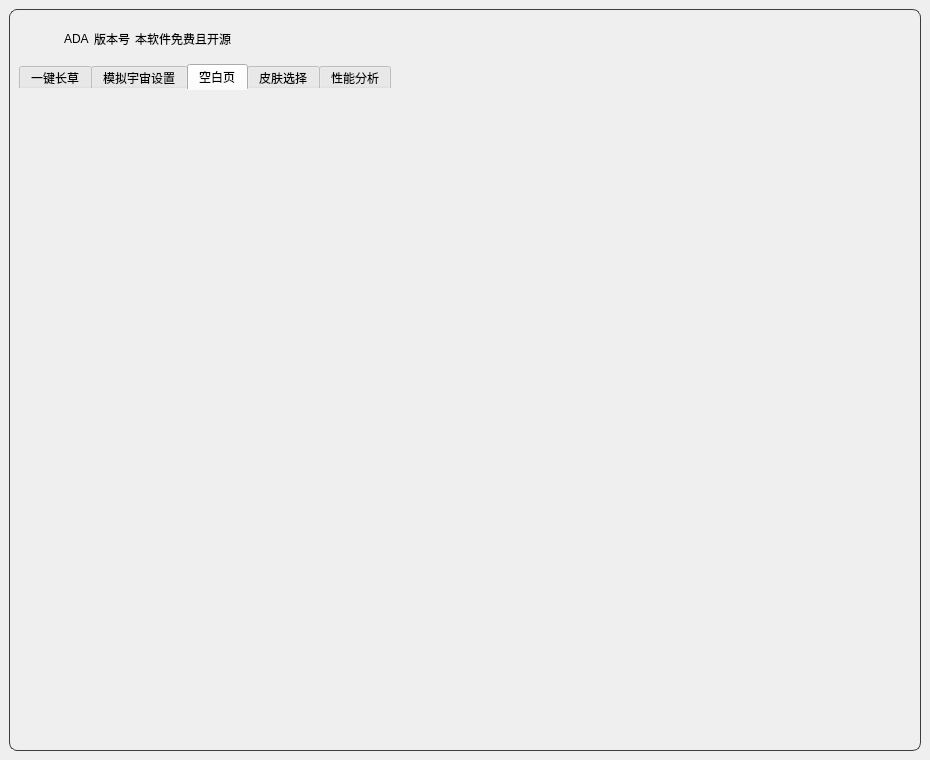
Illusory-moon/Simulated_Scepter, file ui/ADA.ui: the form before one commit.
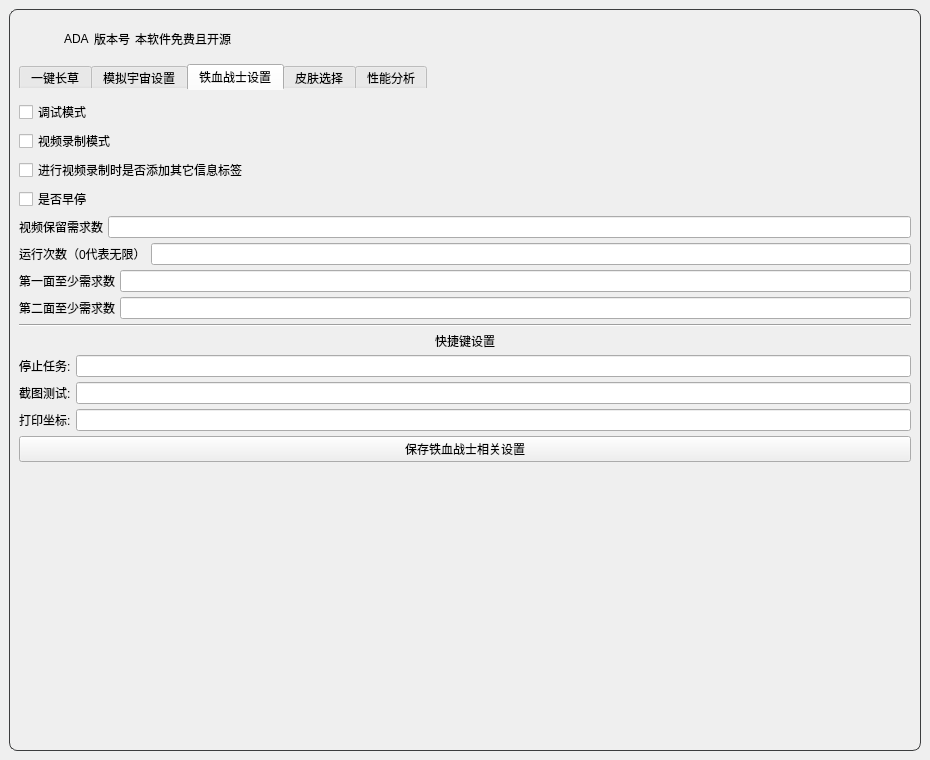
The form after the commit. The open tabs and pages were chosen to show the change. Icons and pictures are not drawn.

What changed in the file:
```diff
--- a/ui/ADA.ui
+++ b/ui/ADA.ui
@@ -1187,7 +1187,7 @@
          </widget>
          <widget class="QWidget" name="AbyssTab">
           <attribute name="title">
-           <string>空白页</string>
+           <string>铁血战士设置</string>
           </attribute>
           <layout class="QVBoxLayout" name="verticalLayout_6">
            <property name="spacing">
@@ -1205,6 +1205,181 @@
            <property name="bottomMargin">
             <number>0</number>
            </property>
+           <item>
+            <layout class="QVBoxLayout" name="verticalLayout_13">
+             <item>
+              <layout class="QVBoxLayout" name="verticalLayout_17">
+               <item>
+                <widget class="QCheckBox" name="debug_checkox2">
+                 <property name="text">
+                  <string>调试模式</string>
+                 </property>
+                </widget>
+               </item>
+               <item>
+                <widget class="QCheckBox" name="recording_checkBox2">
+                 <property name="text">
+                  <string>视频录制模式</string>
+                 </property>
+                </widget>
+               </item>
+               <item>
+                <widget class="QCheckBox" name="recording_label_checkbox">
+                 <property name="text">
+                  <string>进行视频录制时是否添加其它信息标签</string>
+                 </property>
+                </widget>
+               </item>
+               <item>
+                <widget class="QCheckBox" name="early_stop_checkbox">
+                 <property name="text">
+                  <string>是否早停</string>
+                 </property>
+                </widget>
+               </item>
+              </layout>
+             </item>
+             <item>
+              <layout class="QHBoxLayout" name="horizontalLayout_24">
+               <item>
+                <widget class="QLabel" name="label_23">
+                 <property name="text">
+                  <string>视频保留需求数</string>
+                 </property>
+                </widget>
+               </item>
+               <item>
+                <widget class="QLineEdit" name="recording_time_input"/>
+               </item>
+              </layout>
+             </item>
+             <item>
+              <layout class="QHBoxLayout" name="horizontalLayout_25">
+               <item>
+                <widget class="QLabel" name="label_24">
+                 <property name="text">
+                  <string>运行次数（0代表无限）</string>
+                 </property>
+                </widget>
+               </item>
+               <item>
+                <widget class="QLineEdit" name="Iron_blood_max_run_input"/>
+               </item>
+              </layout>
+             </item>
+             <item>
+              <layout class="QHBoxLayout" name="horizontalLayout_16">
+               <item>
+                <widget class="QLabel" name="label_19">
+                 <property name="text">
+                  <string>第一面至少需求数</string>
+                 </property>
+                </widget>
+               </item>
+               <item>
+                <widget class="QLineEdit" name="Iron_blood_first_plane_input"/>
+               </item>
+              </layout>
+             </item>
+             <item>
+              <layout class="QHBoxLayout" name="horizontalLayout_22">
+               <item>
+                <widget class="QLabel" name="label_22">
+                 <property name="text">
+                  <string>第二面至少需求数</string>
+                 </property>
+                </widget>
+               </item>
+               <item>
+                <widget class="QLineEdit" name="Iron_blood_second_plane_input"/>
+               </item>
+              </layout>
+             </item>
+             <item>
+              <layout class="QVBoxLayout" name="verticalLayout_16">
+               <item>
+                <widget class="Line" name="line_103">
+                 <property name="orientation">
+                  <enum>Qt::Horizontal</enum>
+                 </property>
+                </widget>
+               </item>
+               <item>
+                <widget class="QLabel" name="label_25">
+                 <property name="text">
+                  <string>快捷键设置</string>
+                 </property>
+                 <property name="alignment">
+                  <set>Qt::AlignCenter</set>
+                 </property>
+                </widget>
+               </item>
+               <item>
+                <layout class="QHBoxLayout" name="horizontalLayout_26">
+                 <item>
+                  <widget class="QLabel" name="label_stop_hotkey">
+                   <property name="text">
+                    <string>停止任务:</string>
+                   </property>
+                  </widget>
+                 </item>
+                 <item>
+                  <widget class="QLineEdit" name="stop_hotkey_input"/>
+                 </item>
+                </layout>
+               </item>
+               <item>
+                <layout class="QHBoxLayout" name="horizontalLayout_27">
+                 <item>
+                  <widget class="QLabel" name="label_test_hotkey">
+                   <property name="text">
+                    <string>截图测试:</string>
+                   </property>
+                  </widget>
+                 </item>
+                 <item>
+                  <widget class="QLineEdit" name="test_hotkey_input"/>
+                 </item>
+                </layout>
+               </item>
+               <item>
+                <layout class="QHBoxLayout" name="horizontalLayout_28">
+                 <item>
+                  <widget class="QLabel" name="label_print_hotkey">
+                   <property name="text">
+                    <string>打印坐标:</string>
+                   </property>
+                  </widget>
+                 </item>
+                 <item>
+                  <widget class="QLineEdit" name="print_hotkey_input"/>
+                 </item>
+                </layout>
+               </item>
+               <item>
+                <widget class="QPushButton" name="Iron_blood_save_btn">
+                 <property name="text">
+                  <string>保存铁血战士相关设置</string>
+                 </property>
+                </widget>
+               </item>
+               <item>
+                <spacer name="verticalSpacer_4">
+                 <property name="orientation">
+                  <enum>Qt::Vertical</enum>
+                 </property>
+                 <property name="sizeHint" stdset="0">
+                  <size>
+                   <width>20</width>
+                   <height>40</height>
+                  </size>
+                 </property>
+                </spacer>
+               </item>
+              </layout>
+             </item>
+            </layout>
+           </item>
           </layout>
          </widget>
          <widget class="QWidget" name="Tab5">
```
Left out of the diff: 188 changed lines with no effect on the pictures.
